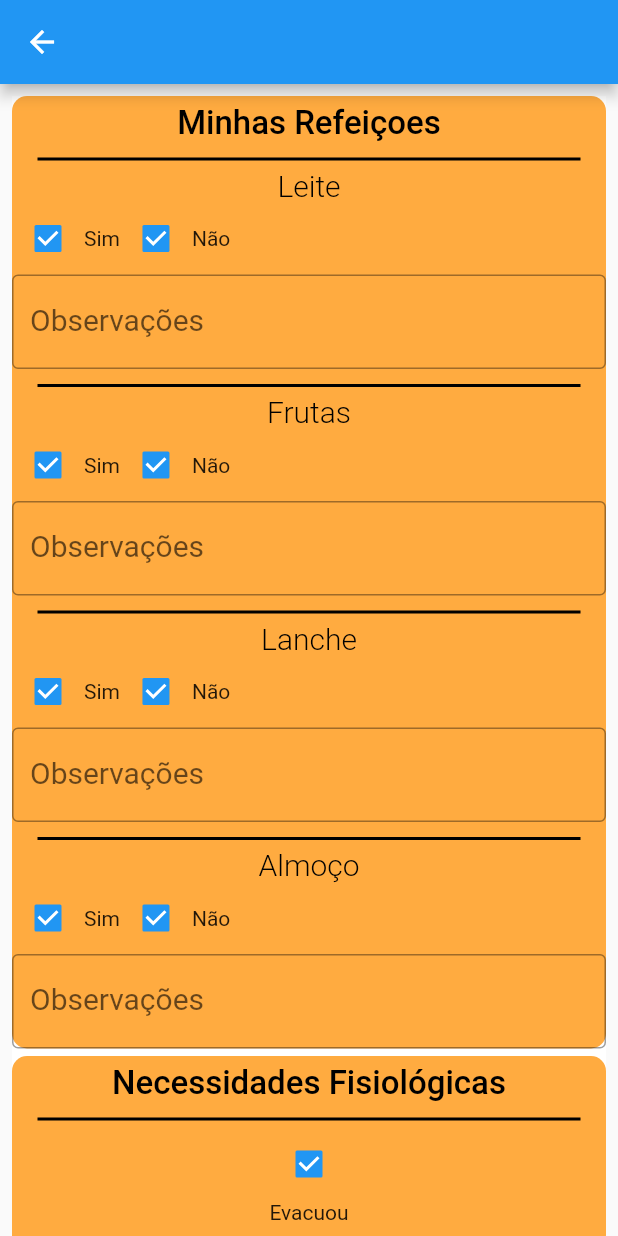
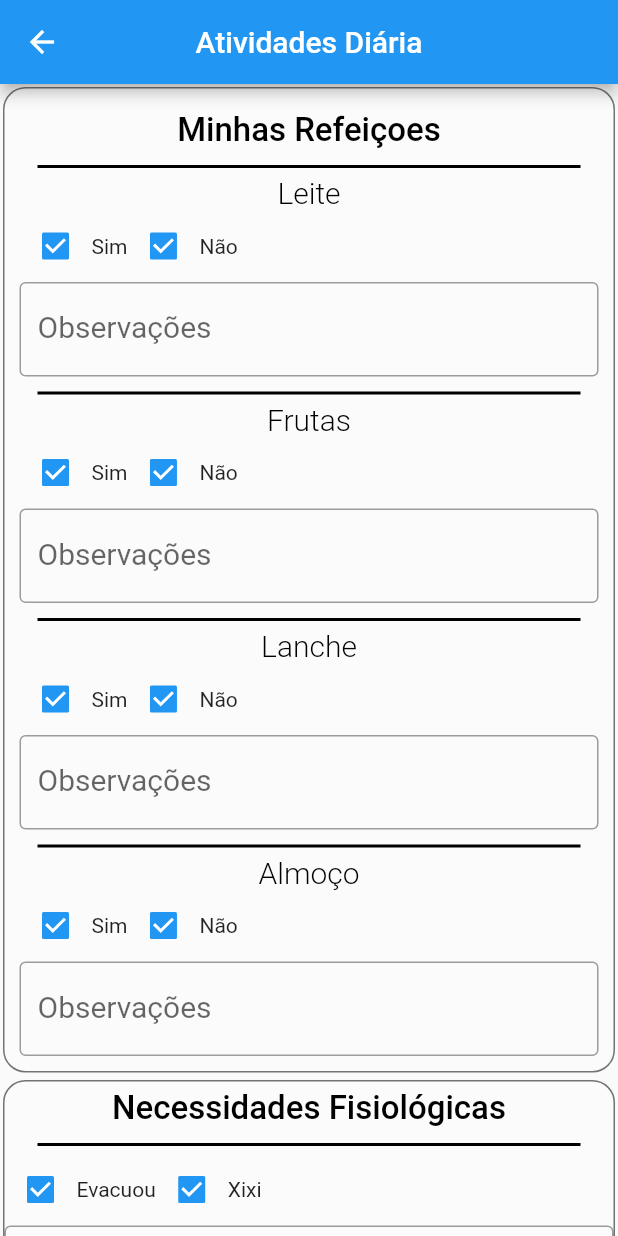
Before and after one commit to leozero3/creche_exemplo, a Flutter app: the ConteudoAtividade screen opened directly, on a phone screen of 412 x 824 dp. Run offline on Flutter 3.47's test engine with Material 2 defaults, Android fonts, the phone set to English and light mode, and no system bars; network calls fail.

Commit message:
atividades

```diff
--- a/lib/pages/conteudo_atividade.dart
+++ b/lib/pages/conteudo_atividade.dart
@@ -1,23 +1,30 @@
 import 'package:flutter/material.dart';
 
 class ConteudoAtividade extends StatelessWidget {
+
+
+  var decoracaoContainer = BoxDecoration(color: Colors.white10,
+    borderRadius: BorderRadius.circular(15),
+    border: Border.all(color: Colors.black54)
+
+  );
+
   @override
   Widget build(BuildContext context) {
     return Scaffold(
-      appBar: AppBar(),
+      appBar: AppBar(
+        title: Text('Atividades Diária'),
+        centerTitle: true,
+      ),
       body: SafeArea(
         child: SingleChildScrollView(
-          child: Padding(
-            padding: const EdgeInsets.all(8.0),
-            child: Container(
-              decoration: BoxDecoration(color: Colors.white),
+          padding: EdgeInsets.all(2),
           child: Column(
+
             children: <Widget>[
               Container(
-                    decoration: BoxDecoration(
-                      color: Colors.orangeAccent,
-                      borderRadius: BorderRadius.circular(10),
-                    ),
+                padding: EdgeInsets.all(10),
+                decoration: decoracaoContainer,
                 child: Column(
                   children: [
 
@@ -53,6 +60,7 @@ class ConteudoAtividade extends StatelessWidget {
                         Text('Sim'),
                         Checkbox(
                           value: true,
+
                           onChanged: (bool value) {},
                         ),
                         Text('Não'),
@@ -184,10 +192,7 @@ class ConteudoAtividade extends StatelessWidget {
               SizedBox(height: 5),
               Container(
                 width: double.infinity,
-                    decoration: BoxDecoration(
-                      color: Colors.orangeAccent,
-                      borderRadius: BorderRadius.circular(10),
-                    ),
+                decoration: decoracaoContainer,
                 child: Column(
                   children: [
                     SizedBox(
@@ -203,18 +208,80 @@ class ConteudoAtividade extends StatelessWidget {
                           fontFamily: "Roboto"),
                     ),
                     QuebraLinha(),
+                    Row(
+                      children: [
                         Checkbox(
                           value: true,
                           onChanged: (bool value) {},
                         ),
                         Text('Evacuou'),
-                        QuebraLinha(),
+                        Checkbox(
+                          value: true,
+                          onChanged: (bool value) {},
+                        ),
+                        Text('Xixi'),
                       ],
                     ),
-                  )
+                    TextField(
+                      decoration: InputDecoration(
+                          border: OutlineInputBorder(),
+                          labelText: 'Observações'),
+                      style: TextStyle(
+                          fontSize: 20.0,
+                          color: const Color(0xFF000000),
+                          fontWeight: FontWeight.w400,
+                          fontFamily: "Roboto"),
+                    ),
                   ],
                 ),
               ),
+              SizedBox(height: 5),
+              Container(
+                width: double.infinity,
+                decoration: decoracaoContainer,
+                child: Column(
+                  children: [
+                    SizedBox(
+                      height: 5,
+                    ),
+
+                    Text(
+                      "Atividades",
+                      style: TextStyle(
+                          fontSize: 22.0,
+                          color: const Color(0xFF000000),
+                          fontWeight: FontWeight.w500,
+                          fontFamily: "Roboto"),
+                    ),
+                    QuebraLinha(),
+                    Row(
+                      children: [
+                        Checkbox(
+                          value: true,
+                          onChanged: (bool value) {},
+                        ),
+                        Text('Participou'),
+                        Checkbox(
+                          value: true,
+                          onChanged: (bool value) {},
+                        ),
+                        Text('Não Parcipou'),
+                      ],
+                    ),
+                    TextField(
+                      decoration: InputDecoration(
+                          border: OutlineInputBorder(),
+                          labelText: 'Observações'),
+                      style: TextStyle(
+                          fontSize: 20.0,
+                          color: const Color(0xFF000000),
+                          fontWeight: FontWeight.w400,
+                          fontFamily: "Roboto"),
+                    ),
+                  ],
+                ),
+              ),
+            ],
           ),
         ),
       ),
@@ -229,7 +296,10 @@ class QuebraLinha extends StatelessWidget {
       padding: const EdgeInsets.only(top: 10, bottom: 5),
       child: Container(
         height: 2,
-        width: MediaQuery.of(context).size.width - 50,
+        width: MediaQuery
+            .of(context)
+            .size
+            .width - 50,
         color: Colors.black,
       ),
     );
```
Lines whose indentation alone changed are shown as unchanged.
